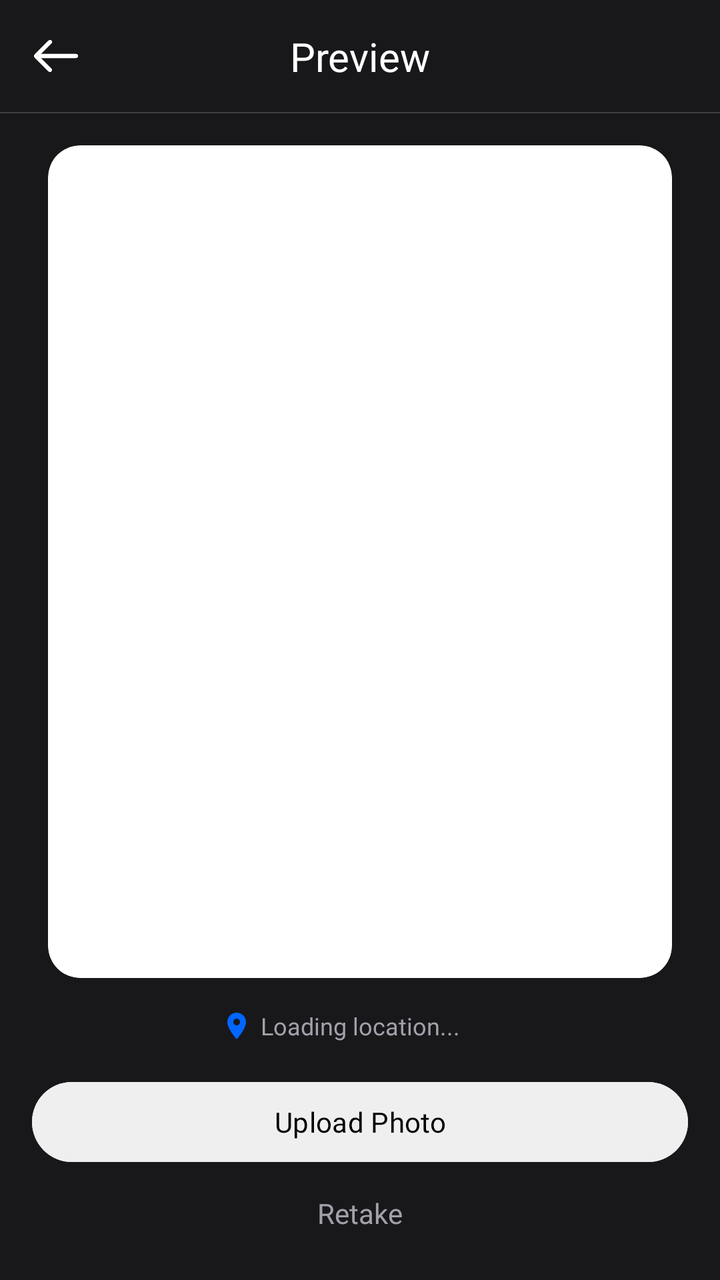
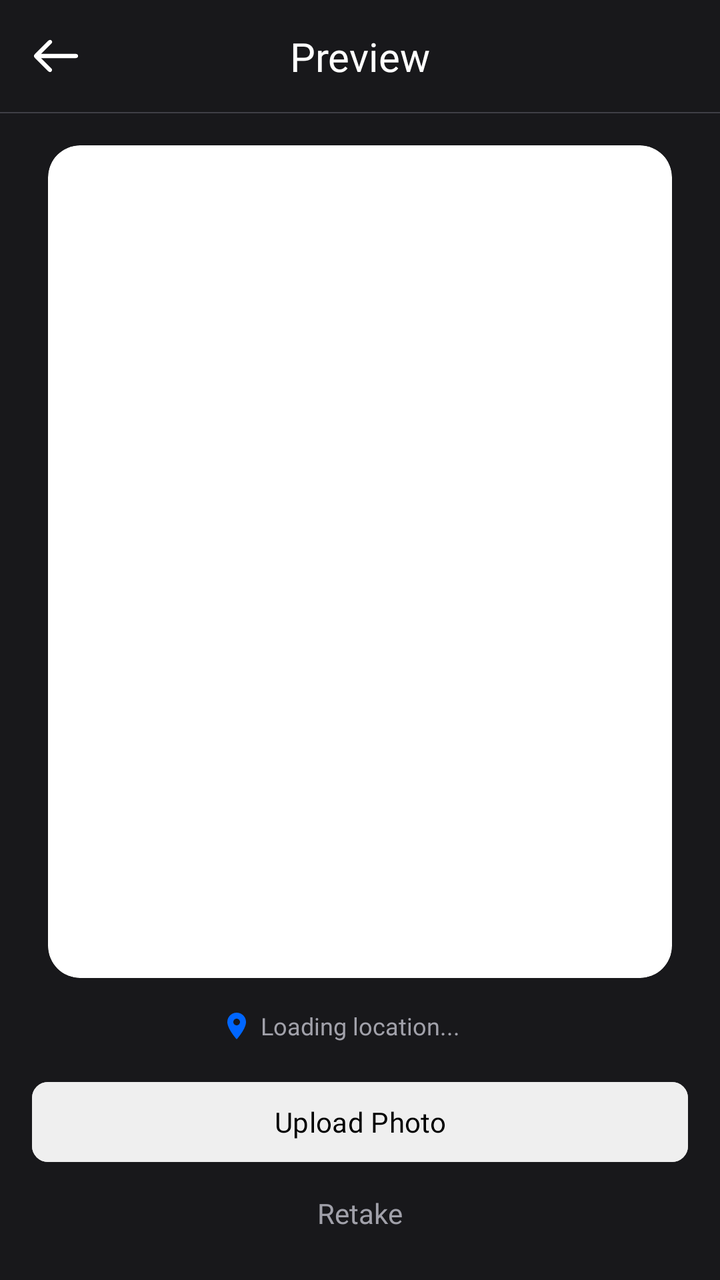

Screens rendered from an Android XML layout before and after an edit, with the pre-edit source and the edit as a unified diff.
<!-- AndroidManifest.xml: activity theme Theme.Travel -->
<!-- res/layout/activity_photo_preview.xml -->
<?xml version="1.0" encoding="utf-8"?>
<androidx.constraintlayout.widget.ConstraintLayout
    xmlns:android="http://schemas.android.com/apk/res/android"
    xmlns:app="http://schemas.android.com/apk/res-auto"
    android:fitsSystemWindows="true"
    android:layout_width="match_parent"
    android:layout_height="match_parent"
    android:background="@color/surface_dark">

    <ImageButton
        android:id="@+id/backButton"
        android:layout_width="24dp"
        android:layout_height="24dp"
        android:layout_marginStart="16dp"
        android:layout_marginTop="16dp"
        android:background="?attr/selectableItemBackgroundBorderless"
        android:contentDescription="discard photo"
        android:scaleType="centerInside"
        android:src="@drawable/ic_back"
        app:tint="@color/text_white"
        app:layout_constraintStart_toStartOf="parent"
        app:layout_constraintTop_toTopOf="parent" />

    <TextView
        android:id="@+id/titleText"
        android:layout_width="wrap_content"
        android:layout_height="wrap_content"
        android:text="Preview"
        android:textSize="20sp"
        android:textStyle="normal"
        android:textColor="@color/text_white"
        android:fontFamily="@font/mont_bold"
        app:layout_constraintTop_toTopOf="@id/backButton"
        app:layout_constraintBottom_toBottomOf="@id/backButton"
        app:layout_constraintStart_toStartOf="parent"
        app:layout_constraintEnd_toEndOf="parent" />

    <View
        android:id="@+id/topDivider"
        android:layout_width="0dp"
        android:layout_height="0.5dp"
        android:layout_marginTop="16dp"
        android:background="@color/surface_dark_secondary"
        app:layout_constraintTop_toBottomOf="@id/backButton"
        app:layout_constraintStart_toStartOf="parent"
        app:layout_constraintEnd_toEndOf="parent" />

    <androidx.cardview.widget.CardView
        android:id="@+id/photoCard"
        android:layout_width="0dp"
        android:layout_height="0dp"
        app:layout_constraintDimensionRatio="3:4"
        android:layout_margin="16dp"
        app:cardCornerRadius="16dp"
        app:cardElevation="0dp"
        app:layout_constraintTop_toBottomOf="@id/topDivider"
        app:layout_constraintBottom_toTopOf="@id/locationIcon"
        app:layout_constraintStart_toStartOf="parent"
        app:layout_constraintEnd_toEndOf="parent">

        <ImageView
            android:id="@+id/photoPreview"
            android:layout_width="match_parent"
            android:layout_height="match_parent"
            android:scaleType="centerCrop" />

    </androidx.cardview.widget.CardView>

    <ImageView
        android:id="@+id/locationIcon"
        android:layout_width="16dp"
        android:layout_height="16dp"
        android:layout_marginEnd="4dp"
        android:src="@drawable/ic_location"
        app:tint="@color/Azur"
        app:layout_constraintTop_toTopOf="@id/locationText"
        app:layout_constraintBottom_toBottomOf="@id/locationText"
        app:layout_constraintEnd_toStartOf="@id/locationText" />

    <TextView
        android:id="@+id/locationText"
        android:layout_width="wrap_content"
        android:layout_height="wrap_content"
        android:layout_marginBottom="16dp"
        android:text="Loading location..."
        android:textSize="12sp"
        android:textColor="@color/text_secondary"
        android:fontFamily="@font/mont_bold"
        app:layout_constraintBottom_toTopOf="@id/uploadButton"
        app:layout_constraintStart_toStartOf="parent"
        app:layout_constraintEnd_toEndOf="parent" />

    <com.google.android.material.button.MaterialButton
        android:id="@+id/uploadButton"
        android:layout_width="0dp"
        android:layout_height="48dp"
        android:layout_marginStart="16dp"
        android:layout_marginEnd="16dp"
        android:layout_marginBottom="12dp"
        android:text="Upload Photo"
        android:textSize="14sp"
        android:textAllCaps="false"
        android:backgroundTint="@color/button_secondary"
        android:textColor="@color/button_secondary_text"
        android:fontFamily="@font/mont_bold"
        app:shapeAppearanceOverlay="@style/ShapeAppearanceOverlay.Circle"
        app:layout_constraintBottom_toTopOf="@id/retakeText"
        app:layout_constraintStart_toStartOf="parent"
        app:layout_constraintEnd_toEndOf="parent" />

    <TextView
        android:id="@+id/retakeText"
        android:layout_width="wrap_content"
        android:layout_height="wrap_content"
        android:layout_marginBottom="24dp"
        android:text="Retake"
        android:textSize="14sp"
        android:textColor="@color/text_secondary"
        android:fontFamily="@font/mont_bold"
        app:layout_constraintBottom_toBottomOf="parent"
        app:layout_constraintStart_toStartOf="parent"
        app:layout_constraintEnd_toEndOf="parent" />

    <ProgressBar
        android:id="@+id/progressBar"
        android:layout_width="wrap_content"
        android:layout_height="wrap_content"
        android:visibility="gone"
        android:indeterminateTint="@color/text_white"
        app:layout_constraintTop_toTopOf="parent"
        app:layout_constraintBottom_toBottomOf="parent"
        app:layout_constraintStart_toStartOf="parent"
        app:layout_constraintEnd_toEndOf="parent" />

</androidx.constraintlayout.widget.ConstraintLayout>
<!-- resources referenced by this layout -->
<resources>
  <color name="Azur">#0066FF</color>
  <color name="button_secondary">#FFEFEFEF</color>
  <color name="button_secondary_text">#FF000000</color>
  <color name="surface_dark">#FF18181B</color>
  <color name="surface_dark_secondary">#FF3F3F46</color>
  <color name="text_secondary">#FFA1A1AA</color>
  <color name="text_white">#FFFFFFFF</color>
  <!-- drawable ic_back: vector/xml drawable (drawable, 3324 chars, omitted) -->
  <!-- drawable ic_location (drawable) -->
  <?xml version="1.0" encoding="utf-8"?>
  <vector xmlns:android="http://schemas.android.com/apk/res/android"
      android:width="24dp"
      android:height="24dp"
      android:viewportWidth="24"
      android:viewportHeight="24">
      <path
          android:fillColor="@color/Azur"
          android:pathData="M12,2C8.13,2 5,5.13 5,9c0,5.25 7,13 7,13s7,-7.75 7,-13c0,-3.87 -3.13,-7 -7,-7zM12,11.5c-1.38,0 -2.5,-1.12 -2.5,-2.5s1.12,-2.5 2.5,-2.5 2.5,1.12 2.5,2.5 -1.12,2.5 -2.5,2.5z" />
  </vector>
  <style name="ShapeAppearanceOverlay.Circle" parent="">
          <item name="cornerSize">50%</item>
      </style>
  <style name="Theme.Travel" parent="Theme.Material3.DayNight.NoActionBar">
          <item name="colorPrimary">#2196F3</item>
          <item name="colorOnPrimary">@android:color/white</item>
      </style>
</resources>

<!-- the commit's change to res/layout/activity_photo_preview.xml (unified diff, before → after) -->
@@ -100,6 +100,7 @@
         android:text="Upload Photo"
         android:textSize="14sp"
         android:textAllCaps="false"
+        app:cornerRadius="8dp"
         android:backgroundTint="@color/button_secondary"
         android:textColor="@color/button_secondary_text"
         android:fontFamily="@font/mont_bold"
